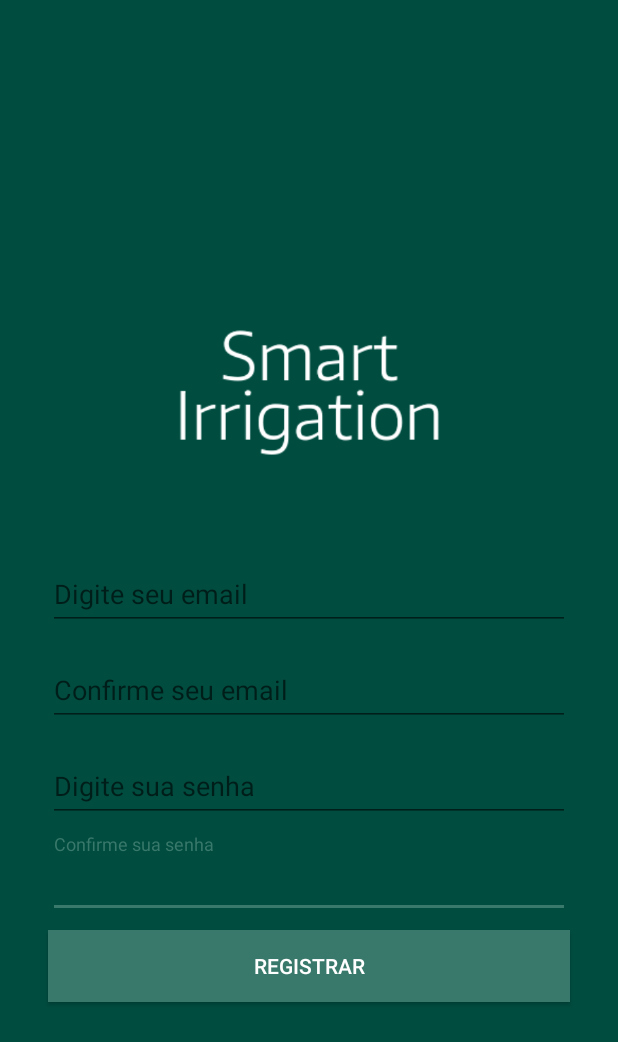
After one commit to tiagospadetto/AndroidStudioProjects, an Android app: the RegisterActivity screen opened directly, with no data from a screen before it, on a phone screen of 412 x 824 dp. The commit adds this screen. Shown: the top 1042 px of the screen. Run offline under Robolectric (Android 15) with nearby library versions, the light colour scheme and no system bars.

Commit message:
Cadastro, Esqueci Senha

```diff
--- a/SmartIrrigation/app/src/main/AndroidManifest.xml
+++ b/SmartIrrigation/app/src/main/AndroidManifest.xml
@@ -21,7 +21,10 @@
         <activity
             android:name=".activity.LoginActivity"
             android:theme="@style/Theme.AppCompat.NoActionBar" />
-        <activity android:name=".activity.HomeActivity"></activity>
+        <activity android:name=".activity.HomeActivity" />
+        <activity android:name=".activity.RegisterActivity" />
+        <activity android:name=".activity.EsqPassActivity" />
+        <activity android:name=".activity.ChangePassActivity"></activity>
     </application>
 
 </manifest>
--- /dev/null
+++ b/SmartIrrigation/app/src/main/java/br/com/smartirrigation/smartirrigation/activity/RegisterActivity.java
@@ -0,0 +1,15 @@
+package br.com.smartirrigation.smartirrigation.activity;
+
+import android.support.v7.app.AppCompatActivity;
+import android.os.Bundle;
+
+import br.com.smartirrigation.smartirrigation.R;
+
+public class RegisterActivity extends AppCompatActivity {
+
+    @Override
+    protected void onCreate(Bundle savedInstanceState) {
+        super.onCreate(savedInstanceState);
+        setContentView(R.layout.activity_register);
+    }
+}
--- /dev/null
+++ b/SmartIrrigation/app/src/main/res/layout/activity_register.xml
@@ -0,0 +1,123 @@
+<?xml version="1.0" encoding="utf-8"?>
+<android.support.constraint.ConstraintLayout xmlns:android="http://schemas.android.com/apk/res/android"
+    xmlns:app="http://schemas.android.com/apk/res-auto"
+    xmlns:tools="http://schemas.android.com/tools"
+    android:layout_width="match_parent"
+    android:layout_height="match_parent"
+    android:background="@color/colorPrimary"
+    tools:context=".activity.LoginActivity"
+    tools:layout_editor_absoluteY="73dp">
+
+    <ImageView
+        android:id="@+id/imageView"
+        android:layout_width="200dp"
+        android:layout_height="200dp"
+        app:layout_constraintBottom_toTopOf="@+id/textInputLayout3"
+        app:layout_constraintEnd_toEndOf="parent"
+        app:layout_constraintStart_toStartOf="parent"
+        app:layout_constraintTop_toTopOf="parent"
+        app:layout_constraintVertical_chainStyle="packed"
+        app:srcCompat="@drawable/logo1" />
+
+    <Button
+        android:id="@+id/enviar_button"
+        android:layout_width="0dp"
+        android:layout_height="wrap_content"
+        android:layout_marginEnd="32dp"
+        android:layout_marginLeft="32dp"
+        android:layout_marginRight="32dp"
+        android:layout_marginStart="32dp"
+        android:layout_marginTop="8dp"
+        android:background="@color/colorAccent"
+        android:text="@string/register"
+        android:textColor="@android:color/white"
+        app:layout_constraintBottom_toBottomOf="parent"
+        app:layout_constraintEnd_toEndOf="parent"
+        app:layout_constraintStart_toStartOf="parent"
+        app:layout_constraintTop_toBottomOf="@+id/textInputLayout6" />
+
+    <android.support.design.widget.TextInputLayout
+        android:id="@+id/textInputLayout6"
+        android:layout_width="match_parent"
+        android:layout_height="wrap_content"
+        android:layout_marginEnd="32dp"
+        android:layout_marginLeft="32dp"
+        android:layout_marginRight="32dp"
+        android:layout_marginStart="32dp"
+        android:layout_marginTop="8dp"
+        app:layout_constraintBottom_toTopOf="@+id/enviar_button"
+        app:layout_constraintEnd_toEndOf="parent"
+        app:layout_constraintStart_toStartOf="parent"
+        app:layout_constraintTop_toBottomOf="@+id/textInputLayout5">
+
+        <android.support.design.widget.TextInputEditText
+            android:layout_width="match_parent"
+            android:layout_height="wrap_content"
+            android:hint="@string/confirm_senha"
+            android:inputType="textPassword" />
+    </android.support.design.widget.TextInputLayout>
+
+    <android.support.design.widget.TextInputLayout
+        android:id="@+id/textInputLayout5"
+        android:layout_width="match_parent"
+        android:layout_height="wrap_content"
+        android:layout_marginEnd="32dp"
+        android:layout_marginLeft="32dp"
+        android:layout_marginRight="32dp"
+        android:layout_marginStart="32dp"
+        android:layout_marginTop="8dp"
+        app:layout_constraintBottom_toTopOf="@+id/textInputLayout6"
+        app:layout_constraintEnd_toEndOf="parent"
+        app:layout_constraintStart_toStartOf="parent"
+        app:layout_constraintTop_toBottomOf="@+id/textInputLayout4">
+
+        <android.support.design.widget.TextInputEditText
+            android:layout_width="match_parent"
+            android:layout_height="wrap_content"
+            android:hint="@string/digite_senha"
+            android:inputType="textPassword" />
+    </android.support.design.widget.TextInputLayout>
+
+    <android.support.design.widget.TextInputLayout
+        android:id="@+id/textInputLayout4"
+        android:layout_width="match_parent"
+        android:layout_height="wrap_content"
+        android:layout_marginEnd="32dp"
+        android:layout_marginLeft="32dp"
+        android:layout_marginRight="32dp"
+        android:layout_marginStart="32dp"
+        android:layout_marginTop="8dp"
+        app:layout_constraintBottom_toTopOf="@+id/textInputLayout5"
+        app:layout_constraintEnd_toEndOf="parent"
+        app:layout_constraintStart_toStartOf="parent"
+        app:layout_constraintTop_toBottomOf="@+id/textInputLayout3">
+
+        <android.support.design.widget.TextInputEditText
+            android:layout_width="match_parent"
+            android:layout_height="wrap_content"
+            android:hint="@string/repeat_email"
+            android:inputType="textEmailAddress|textEmailSubject" />
+    </android.support.design.widget.TextInputLayout>
+
+    <android.support.design.widget.TextInputLayout
+        android:id="@+id/textInputLayout3"
+        android:layout_width="0dp"
+        android:layout_height="wrap_content"
+        android:layout_marginEnd="32dp"
+        android:layout_marginLeft="32dp"
+        android:layout_marginRight="32dp"
+        android:layout_marginStart="32dp"
+        android:layout_marginTop="8dp"
+        app:layout_constraintBottom_toTopOf="@+id/textInputLayout4"
+        app:layout_constraintEnd_toEndOf="parent"
+        app:layout_constraintStart_toStartOf="parent"
+        app:layout_constraintTop_toBottomOf="@+id/imageView">
+
+        <android.support.design.widget.TextInputEditText
+            android:layout_width="match_parent"
+            android:layout_height="wrap_content"
+            android:hint="@string/digite_email"
+            android:inputType="textEmailAddress|textEmailSubject" />
+    </android.support.design.widget.TextInputLayout>
+
+</android.support.constraint.ConstraintLayout>
--- a/SmartIrrigation/app/src/main/res/values/strings.xml
+++ b/SmartIrrigation/app/src/main/res/values/strings.xml
@@ -7,4 +7,11 @@
 
     <!-- TODO: Remove or change this placeholder text -->
     <string name="hello_blank_fragment">Hello blank fragment</string>
+    <string name="repeat_email">Confirme seu email</string>
+    <string name="confirm_senha">Confirme sua senha</string>
+    <string name="register">Registrar</string>
+    <string name="esqueceu">Esqueceu sua senha?</string>
+    <string name="enviar">Enviar</string>
+    <string name="digite">Digite o código enviado por email</string>
+    <string name="confirmar">Confirmar</string>
 </resources>
```
Also changed, not shown: SmartIrrigation/app/src/main/java/br/com/smartirrigation/smartirrigation/activity/ChangePassActivity.java (added, +15 -0 lines), SmartIrrigation/app/src/main/java/br/com/smartirrigation/smartirrigation/activity/EsqPassActivity.java (added, +33 -0 lines), SmartIrrigation/app/src/main/java/br/com/smartirrigation/smartirrigation/activity/LoginActivity.java (+30 -1 lines), SmartIrrigation/app/src/main/res/layout/activity_change_pass.xml (added, +99 -0 lines), SmartIrrigation/app/src/main/res/layout/activity_esq_pass.xml (added, +59 -0 lines), SmartIrrigation/app/src/main/res/layout/activity_login.xml (+25 -4 lines).
